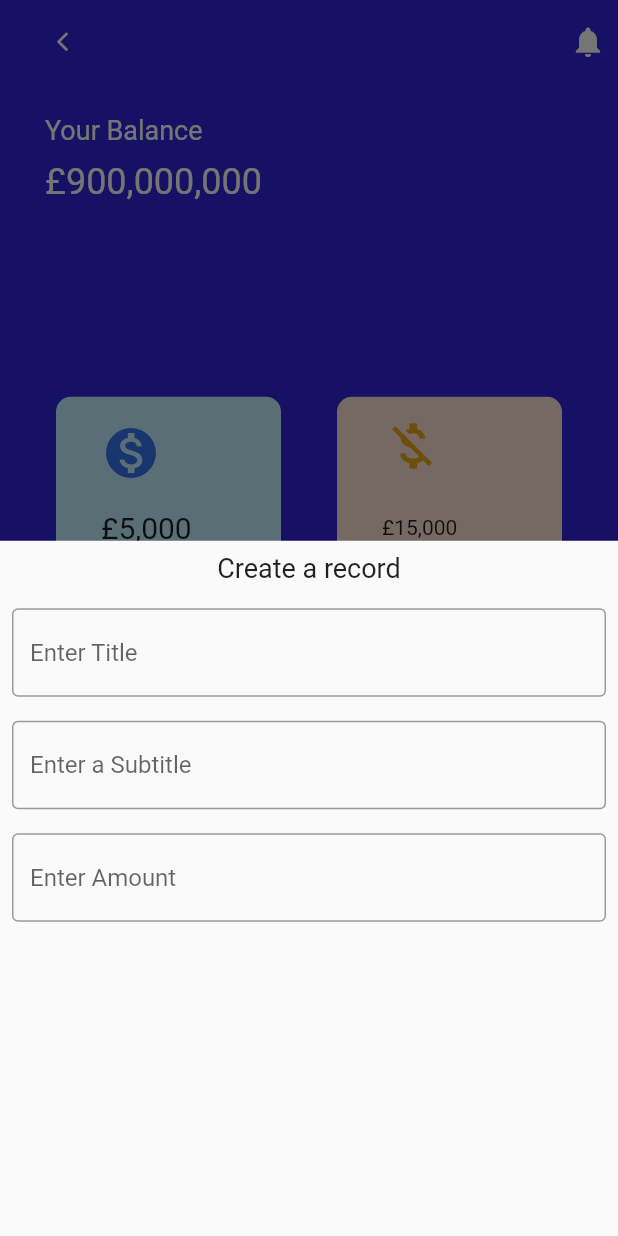
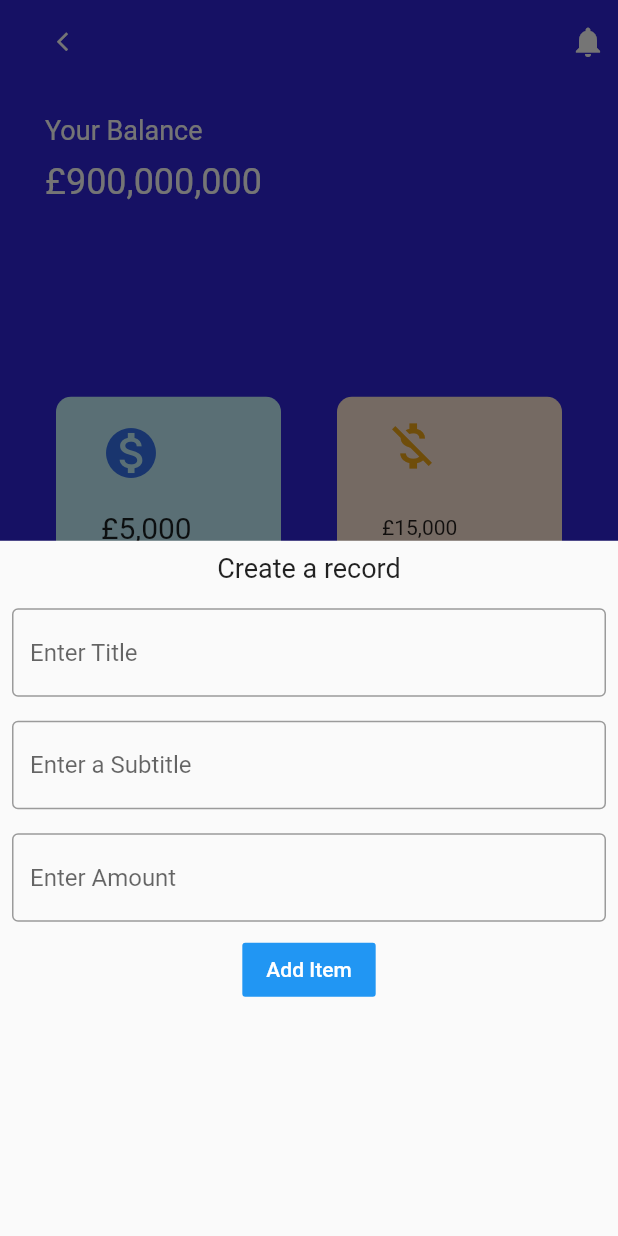
Before and after one commit to StellaMighty/BankApp, a Flutter app: the Transaction screen opened directly, after a tap on the "add" icon, on a phone screen of 412 x 824 dp. Run offline on Flutter 3.47's test engine with Material 2 defaults, Android fonts, the phone set to English and light mode, and no system bars; missing offline and left inert: dart:ffi.

Commit message:
transaction list upadated

```diff
--- a/lib/pages/transaction.dart
+++ b/lib/pages/transaction.dart
@@ -1,21 +1,22 @@
 import 'package:bankapp/pages/widgets/transaction_item.dart';
 import 'package:flutter/material.dart';
 
-class Transaction extends StatelessWidget {
-  final List _transactions = [
-    {'title': 'Car Purchase', 'subtitle': 'Auto loan', 'amount': '\$200'},
-    {'title': 'Food Stuff', 'subtitle': 'I but food', 'amount': '\$400'},
-    {'title': 'Travel', 'subtitle': 'Lagos', 'amount': '\$1000'},
-    {'title': 'School fee', 'subtitle': 'Year one fee', 'amount': '\$4000'},
-    {'title': 'Garments', 'subtitle': 'clothing', 'amount': '\$300'},
-    {'title': 'Devices', 'subtitle': 'Keyboard', 'amount': '\$500'},
-    {'title': 'History Studies', 'subtitle': 'France', 'amount': '\$200'},
-    {
-      'title': 'Nation Building',
-      'subtitle': 'Public Awareness',
-      'amount': '\$900'
-    },
-  ];
+class Transaction extends StatefulWidget {
+  @override
+  _TransactionState createState() => _TransactionState();
+}
+
+class _TransactionState extends State<Transaction> {
+  final _formKey = GlobalKey<FormState>();
+
+  final List _transactions = [];
+
+  String title;
+
+  String subtitle;
+
+  String amount;
+
   @override
   Widget build(BuildContext context) {
     return Scaffold(
@@ -182,6 +183,7 @@ class Transaction extends StatelessWidget {
                   builder: (context) {
                     return Container(
                       child: Form(
+                        key: _formKey,
                         child: Column(
                           children: [
                             Padding(
@@ -197,22 +199,71 @@ class Transaction extends StatelessWidget {
                                 decoration: InputDecoration(
                                     hintText: 'Enter Title',
                                     border: OutlineInputBorder()),
+                                validator: (value) {
+                                  if (value.isEmpty) {
+                                    return 'Tile cannot be empty';
+                                  }
+                                  return null;
+                                },
+                                onSaved: (value) {
+                                  title = value;
+                                },
                               ),
                             ),
                             Padding(
                               padding: const EdgeInsets.all(8.0),
                               child: TextFormField(
-                                  decoration: InputDecoration(
-                                      hintText: "Enter a Subtitle",
-                                      border: OutlineInputBorder())),
+                                decoration: InputDecoration(
+                                    hintText: "Enter a Subtitle",
+                                    border: OutlineInputBorder()),
+                                validator: (value) {
+                                  if (value.isEmpty) {
+                                    return 'Subtitle cannot be empty';
+                                  }
+                                  return null;
+                                },
+                                onSaved: (value) {
+                                  subtitle = value;
+                                },
+                              ),
                             ),
                             Padding(
                               padding: const EdgeInsets.all(8.0),
                               child: TextFormField(
-                                  decoration: InputDecoration(
-                                      hintText: "Enter Amount",
-                                      border: OutlineInputBorder())),
-                            )
+                                keyboardType: TextInputType.number,
+                                decoration: InputDecoration(
+                                    hintText: "Enter Amount",
+                                    border: OutlineInputBorder()),
+                                validator: (value) {
+                                  if (value.isEmpty) {
+                                    return 'Amount cannot be empty';
+                                  }
+                                  return null;
+                                },
+                                onSaved: (value) {
+                                  amount = value;
+                                },
+                              ),
+                            ),
+                            FlatButton(
+                                color: Colors.blue,
+                                textColor: Colors.white,
+                                onPressed: () {
+                                  if (_formKey.currentState.validate()) {
+                                    _formKey.currentState.save();
+                                    setState(() {});
+                                    var item = {
+                                      "title": title,
+                                      "subtitle": subtitle,
+                                      "amount": amount
+                                    };
+                                    _transactions.add(item);
+                                    _formKey.currentState.reset();
+                                    return null;
+                                  }
+                                  print('form failed');
+                                },
+                                child: Text('Add Item'))
                           ],
                         ),
                       ),
```
